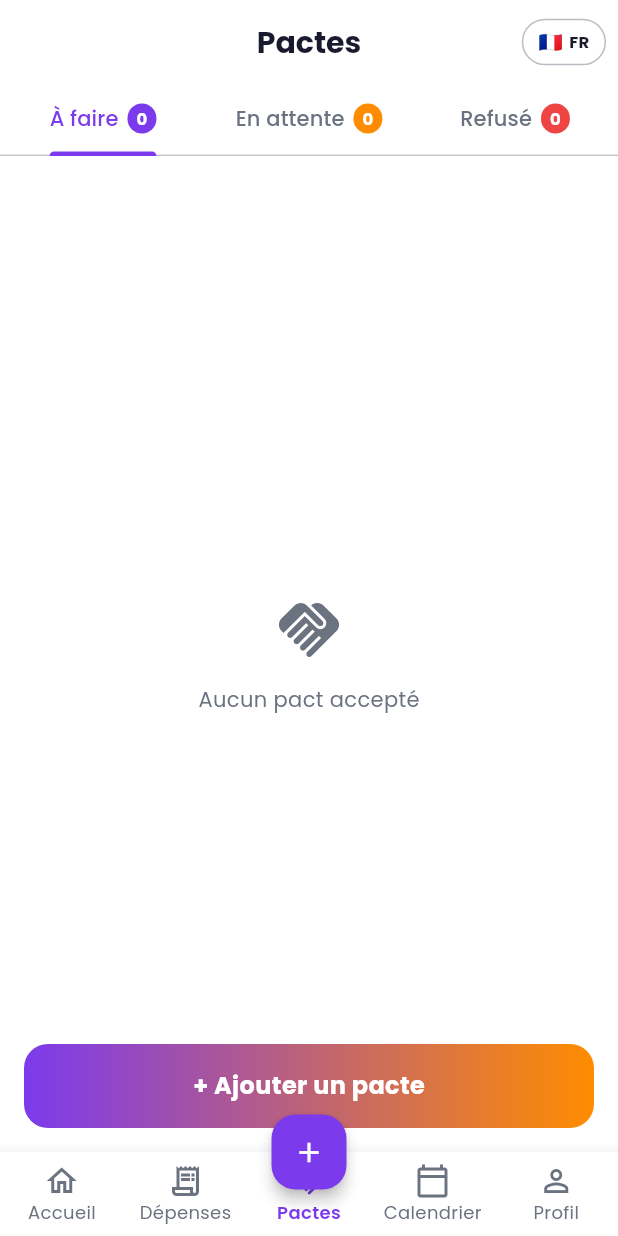
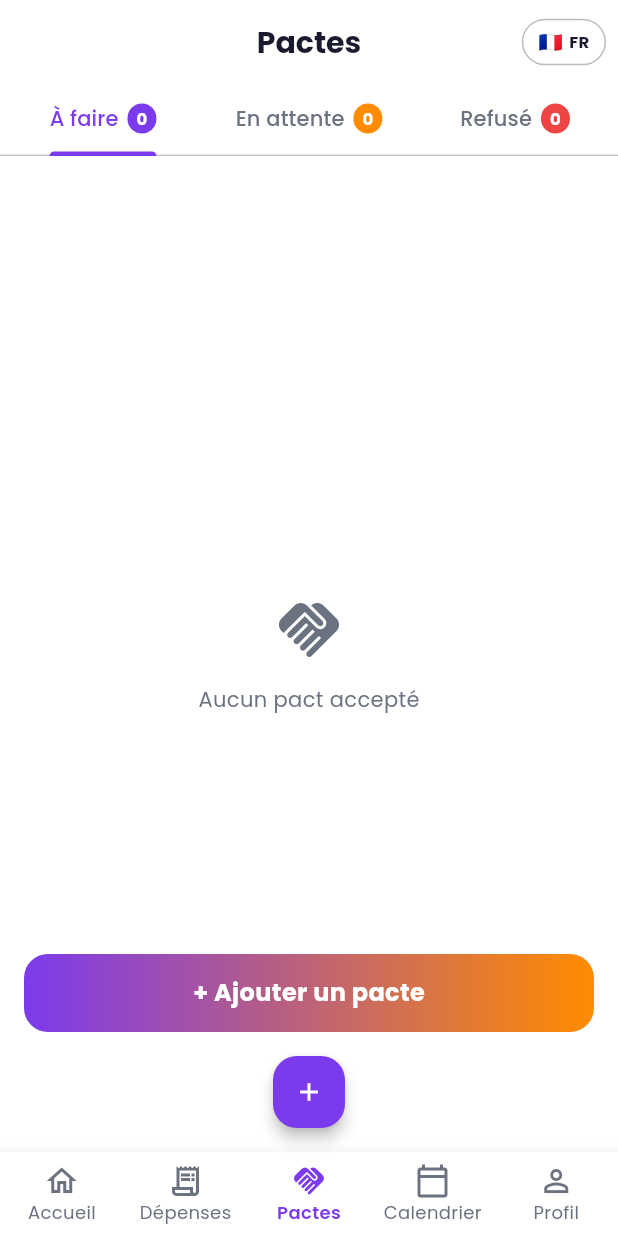
Before and after one commit to hamoudasamia1981-eng/wepact369, a Flutter app: the MainNavigation screen opened by its route, item 3 of the bottom bar chosen, on a phone screen of 412 x 824 dp. Run offline on Flutter 3.47's test engine with Material 3 defaults, Android fonts, the phone set to English and light mode, and no system bars; our stand-ins replace cloud_firestore, firebase_auth, firebase_core, google_fonts, google_sign_in, shared_preferences; accounts and stored records are empty; network calls fail.

Commit message:
Fix FAB/CTA overlap: centerFloat, 48px FAB, CTA above nav
- FAB: 50→48px, centerDocked→centerFloat (centerDocked requires
  BottomAppBar notch; with plain BottomNavigationBar it always covers
  the center Pacts icon — centerFloat is the correct fix)
- FAB icon: 22→20px proportional to new size
- Pacts CTA: height 56→52, bottom 16→80 (sits above the FAB)
- Pacts ListView: bottom padding 80→148 (clears CTA + FAB + gap)

Co-Authored-By: Claude Sonnet 4.6 <noreply@anthropic.com>

```diff
--- a/lib/screens/main_navigation.dart
+++ b/lib/screens/main_navigation.dart
@@ -175,16 +175,16 @@ class _MainNavigationState extends State<MainNavigation> {
     return Scaffold(
       body: IndexedStack(index: _currentIndex, children: _screens),
       floatingActionButton: SizedBox(
-        width: 50,
-        height: 50,
+        width: 48,
+        height: 48,
         child: FloatingActionButton(
           onPressed: () => _showCreationSheet(context),
           backgroundColor: AppColors.primary,
           elevation: 4,
-          child: const Icon(Icons.add, color: Colors.white, size: 22),
+          child: const Icon(Icons.add, color: Colors.white, size: 20),
         ),
       ),
-      floatingActionButtonLocation: FloatingActionButtonLocation.centerDocked,
+      floatingActionButtonLocation: FloatingActionButtonLocation.centerFloat,
       bottomNavigationBar: BottomNavigationBar(
         currentIndex: _currentIndex,
         onTap: (i) => setState(() => _currentIndex = i),
--- a/lib/screens/pacts_screen.dart
+++ b/lib/screens/pacts_screen.dart
@@ -406,7 +406,7 @@ class PactsScreenState extends State<PactsScreen>
       );
     }
     return ListView.builder(
-      padding: const EdgeInsets.only(bottom: 80),
+      padding: const EdgeInsets.only(bottom: 148),
       itemCount: filtered.length,
       itemBuilder: (_, i) => _buildPactCard(filtered[i], l),
     );
@@ -491,11 +491,11 @@ class PactsScreenState extends State<PactsScreen>
           Positioned(
             left: 16,
             right: 16,
-            bottom: 16,
+            bottom: 80,
             child: GestureDetector(
               onTap: () => _showAddPactSheet(context),
               child: Container(
-                height: 56,
+                height: 52,
                 decoration: BoxDecoration(
                   gradient: const LinearGradient(
                     colors: [Color(0xFF7C3AED), Color(0xFFFF8C00)],
```
